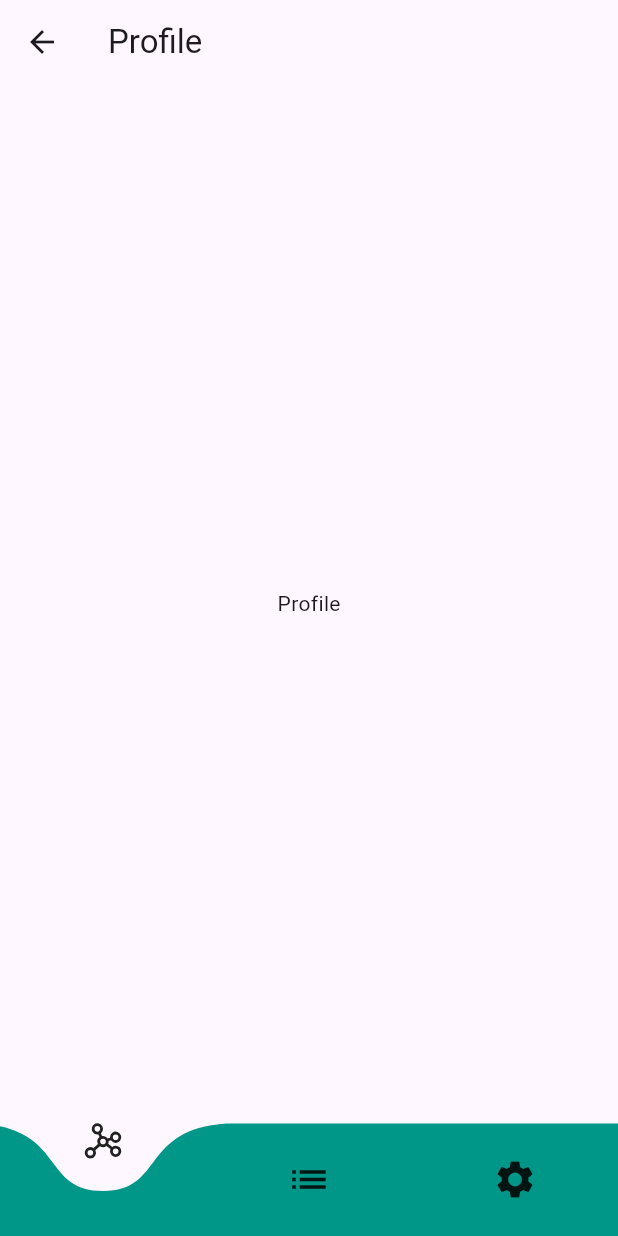
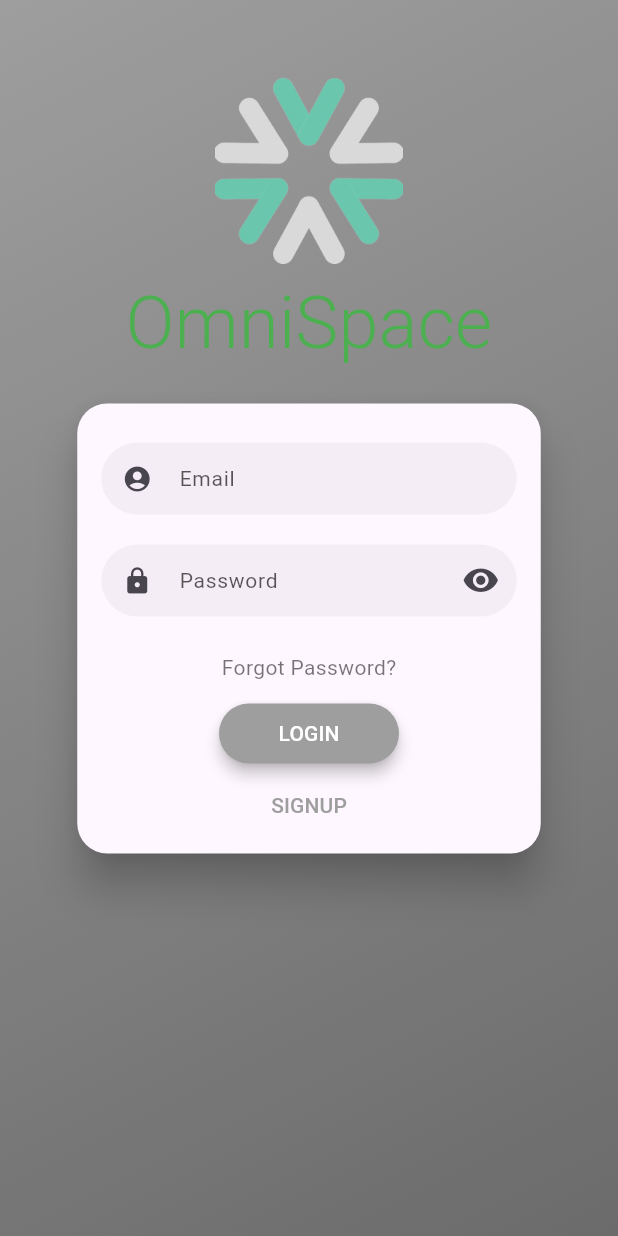
Before and after one commit to daveragos/ospace, a Flutter app: the screen it shows after launch, in the side drawer, after a tap on "Publish", on a phone screen of 412 x 824 dp. Run offline on Flutter 3.47's test engine with Material 3 defaults, Android fonts, the light colour scheme and no system bars; drawn by our look-alikes of curved_navigation_bar, flutter_login; our stand-ins replace image_picker, logger, phosphor_flutter, share_plus, shimmer; missing offline and left inert: any_link_preview, coingecko_api, flutter_inappwebview, flutter_quill; network calls fail.

Commit message:
login and signup page UI

```diff
--- a/lib/home.dart
+++ b/lib/home.dart
@@ -2,6 +2,7 @@
 import 'package:curved_navigation_bar/curved_navigation_bar.dart';
 import 'package:flutter/material.dart';
 import 'package:ospace/publisher/home_publisher.dart';
+import 'package:ospace/publisher/screens/auth/signin.dart';
 import 'package:ospace/publisher/screens/publisher/settings.dart';
 import 'package:ospace/screens/crypto_page.dart';
 import 'package:ospace/screens/news_page.dart';
@@ -88,7 +89,7 @@ class KDrawerWidget extends StatelessWidget {
 
             onTap: () {
               Navigator.pop(context);
-              Navigator.push(context, MaterialPageRoute(builder: (context) => const HomePublisher()));
+              Navigator.push(context, MaterialPageRoute(builder: (context) => const LoginScreen()));
             },
           ),
           ListTile(
--- a/lib/publisher/screens/auth/signin.dart
+++ b/lib/publisher/screens/auth/signin.dart
@@ -0,0 +1,94 @@
+import 'package:flutter/material.dart';
+import 'package:flutter_login/flutter_login.dart';
+import 'package:ospace/publisher/home_publisher.dart';
+
+const users =  {
+  'dribbble@gmail.com': '12345',
+  'hunter@gmail.com': 'hunter',
+};
+
+class LoginScreen extends StatelessWidget {
+  const LoginScreen({super.key});
+
+  Duration get loginTime => const Duration(milliseconds: 2250);
+
+  Future<String?> _authUser(LoginData data) {
+    debugPrint('Name: ${data.name}, Password: ${data.password}');
+    return Future.delayed(loginTime).then((_) {
+      if (!users.containsKey(data.name)) {
+        return 'User not exists';
+      }
+      if (users[data.name] != data.password) {
+        return 'Password does not match';
+      }
+      return null;
+    });
+  }
+
+  Future<String?> _signupUser(SignupData data) {
+    debugPrint('Signup Name: ${data.name}, Password: ${data.password}');
+    return Future.delayed(loginTime).then((_) {
+      return null;
+    });
+  }
+
+  Future<String?> _recoverPassword(String name) {
+    debugPrint('Name: $name');
+    return Future.delayed(loginTime).then((_) {
+      if (!users.containsKey(name)) {
+        return 'User not exists';
+      }
+      return null;
+    });
+  }
+
+  @override
+  Widget build(BuildContext context) {
+    return FlutterLogin(
+      title: 'OmniSpace',
+      loginAfterSignUp: true,
+      theme: LoginTheme(
+        primaryColor: Colors.grey,
+        titleStyle: TextStyle(color: Colors.green),
+
+      ),
+      additionalSignupFields: [
+        UserFormField(
+          keyName: 'username',
+          defaultValue: 'username',
+          displayName: 'Username',
+          fieldValidator: (value) {
+            if (value == null || value.isEmpty) {
+              return 'Username is required';
+            }
+            return null;
+          },
+          icon: Icon(Icons.person),
+          userType: LoginUserType.name,
+          tooltip: TextSpan(
+            text: 'Username',
+            style: TextStyle(color: Colors.black),
+          )
+
+        ),
+      ],
+      // termsOfService: [
+      //   TermOfService(
+      //     initialValue: true,
+      //     text: 'By signing up, you agree to our Terms of Service and Privacy Policy.', id: 'tos',mandatory: true),
+      //   TermOfService(text: 'I agree to the Terms of Service and Privacy Policy.', id: 'tos',mandatory: true),
+      //   TermOfService(text: 'I agree to the Terms of Service and Privacy Policy.', id: 'tos',mandatory: true),
+
+      // ],
+      logo: const AssetImage('assets/img.png'),
+      onLogin: _authUser,
+      onSignup: _signupUser,
+      onSubmitAnimationCompleted: () {
+        Navigator.of(context).pushReplacement(MaterialPageRoute(
+          builder: (context) => const HomePublisher(),
+        ));
+      },
+      onRecoverPassword: _recoverPassword,
+    );
+  }
+}
--- a/lib/publisher/screens/post/add_post.dart
+++ b/lib/publisher/screens/post/add_post.dart
@@ -3,6 +3,7 @@ import 'dart:io';
 import 'package:flutter/material.dart';
 import 'package:flutter_quill/flutter_quill.dart' as editor;
 import 'package:image_picker/image_picker.dart';
+import 'package:logger/logger.dart';
 import 'package:ospace/publisher/models/post.dart';
 import 'package:ospace/publisher/screens/post/preview_post.dart';
 
@@ -51,8 +52,8 @@ class _AddPostState extends State<AddPost> {
             onPressed: () async {
               String json = jsonEncode(_controller.document.toDelta().toJson());
               String plainText = jsonEncode(_controller.document.toPlainText());
-              print(json);
-              print(plainText);
+              Logger().d(json);
+              Logger().d(plainText);
               Navigator.pop(context);
             },
             icon: const Icon(Icons.save),
--- a/pubspec.yaml
+++ b/pubspec.yaml
@@ -38,6 +38,7 @@ dev_dependencies:
 flutter:
   uses-material-design: true
   assets:
+    - 'assets/'
     - 'assets/icons/'
     - 'assets/img.png'
 
```
Also changed, not shown: lib/publisher/home_publisher.dart (+22 -26 lines), lib/publisher/screens/post/preview_post.dart (+21 -6 lines), 1 other file.
